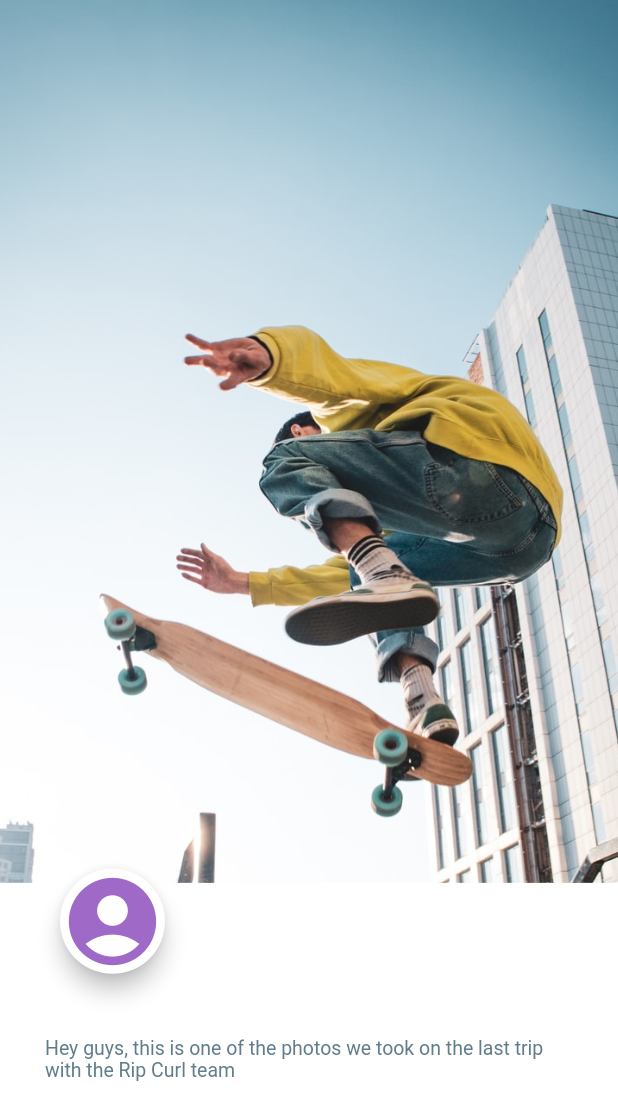
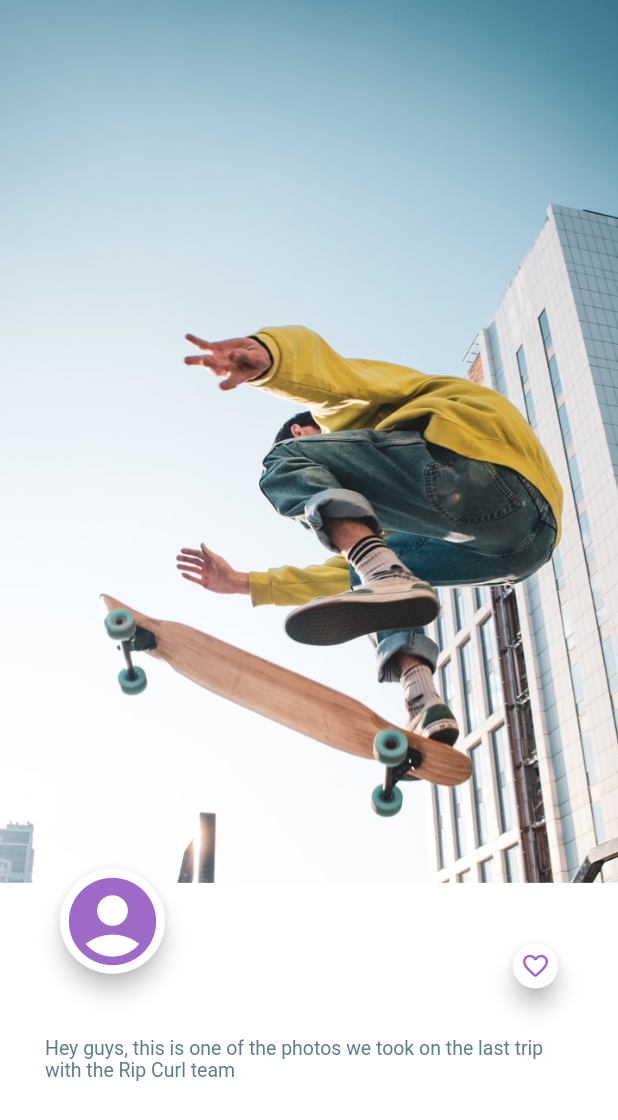
Before and after one commit to oscarrep/SkateboardApp, a Flutter app: the screen it shows after launch, on a phone screen of 412 x 824 dp. Shown: the top 1120 px of the screen. Run offline on Flutter 3.47's test engine with Material 2 defaults, Android fonts, the phone set to English and light mode, and no system bars.

Commit message:
Like button

```diff
--- a/skateboard_app/lib/boardPage.dart
+++ b/skateboard_app/lib/boardPage.dart
@@ -17,6 +17,7 @@ class BoardPage extends StatelessWidget{
           ),
           _Text(),
           _ProfilePic(),
+          _Like(),
         ], // children
       ),
     );
@@ -76,6 +77,34 @@ class _ProfilePic extends StatelessWidget {
             mini: true,
             child: Icon(Icons.account_circle,
                 color: Theme.of(context).primaryColor, size: 70),
+            onPressed: () {},
+          ),
+        ),
+      ),
+    );
+  }
+}
+
+class _Like extends StatelessWidget {
+  const _Like({
+    Key key,
+  }):super(key: key);
+  @override
+
+  Widget build(BuildContext context) {
+    return Padding(
+      padding: const EdgeInsets.all(40.0),
+      child: Container(
+        alignment: Alignment(1 , 0.65),
+        child: Container(
+          //alignment: Alignment.centerRight,
+          width: 30,
+          height: 30,
+          child: FloatingActionButton(
+            backgroundColor: Colors.white,
+            mini: true,
+            child: Icon(Icons.favorite_border_rounded,
+                color: Theme.of(context).primaryColor, size: 20),
             onPressed: () {},
           ),
         ),
```
